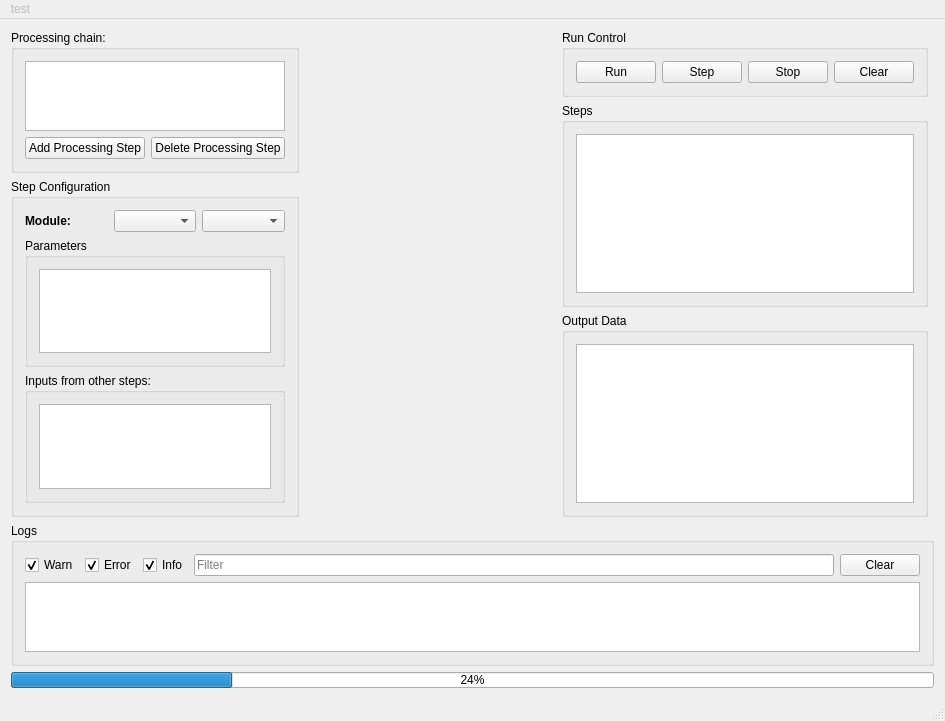
This is code/gui/mainwindow.ui in uipf/uipf as Qt 5 draws it before an edit. The edited form follows.
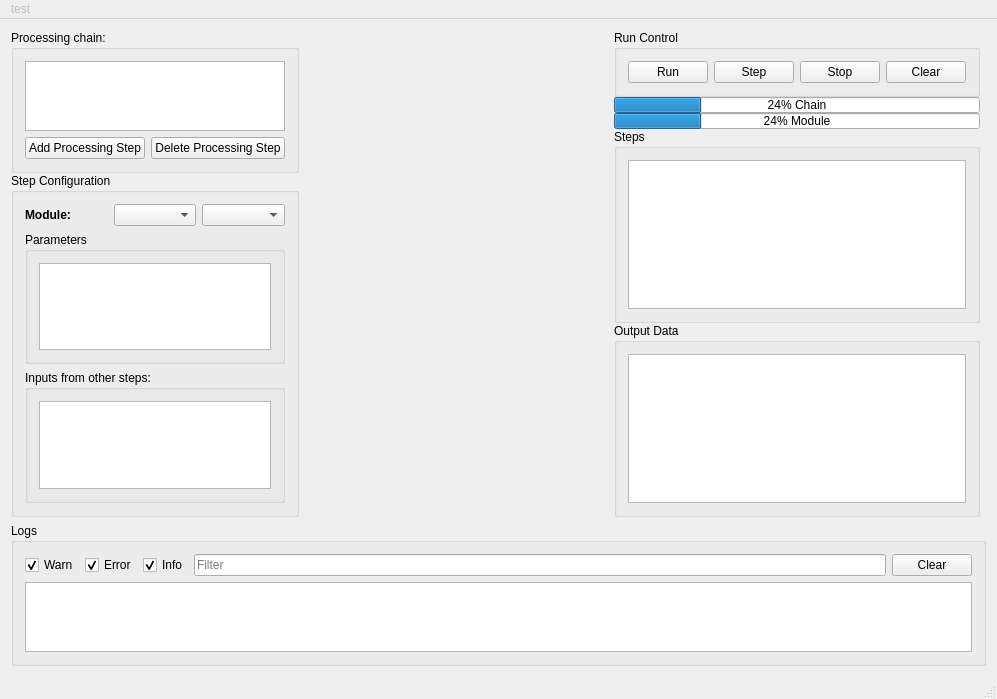
This is the edited form. Icons and pictures are not drawn.

Commit message: implement progress bar

What changed in the file:
```diff
--- a/code/gui/mainwindow.ui
+++ b/code/gui/mainwindow.ui
@@ -6,8 +6,8 @@
    <rect>
     <x>0</x>
     <y>0</y>
-    <width>945</width>
-    <height>721</height>
+    <width>997</width>
+    <height>699</height>
    </rect>
   </property>
   <property name="windowTitle">
@@ -94,25 +94,15 @@
       </layout>
      </widget>
     </item>
-    <item row="2" column="1" colspan="2">
-     <widget class="QProgressBar" name="progressBar">
-      <property name="sizePolicy">
-       <sizepolicy hsizetype="Expanding" vsizetype="Expanding">
-        <horstretch>0</horstretch>
-        <verstretch>0</verstretch>
-       </sizepolicy>
-      </property>
-      <property name="value">
-       <number>24</number>
-      </property>
-     </widget>
-    </item>
     <item row="0" column="1">
      <layout class="QVBoxLayout" name="verticalLayout">
       <item>
        <layout class="QHBoxLayout" name="horizontalLayout_3" stretch="1,4,1">
         <item>
          <layout class="QVBoxLayout" name="verticalLayoutLeft">
+          <property name="spacing">
+           <number>0</number>
+          </property>
           <item>
            <widget class="QGroupBox" name="groupBox">
             <property name="sizePolicy">
@@ -219,6 +209,9 @@
         </item>
         <item>
          <layout class="QVBoxLayout" name="verticalLayoutRight">
+          <property name="spacing">
+           <number>0</number>
+          </property>
           <item>
            <widget class="QGroupBox" name="groupBox_Run">
             <property name="minimumSize">
@@ -272,6 +265,47 @@
             </layout>
            </widget>
           </item>
+          <item>
+           <widget class="QProgressBar" name="progressBar">
+            <property name="sizePolicy">
+             <sizepolicy hsizetype="Expanding" vsizetype="Maximum">
+              <horstretch>0</horstretch>
+              <verstretch>0</verstretch>
+             </sizepolicy>
+            </property>
+            <property name="value">
+             <number>24</number>
+            </property>
+            <property name="format">
+             <string>%p% Chain</string>
+            </property>
+           </widget>
+          </item>
+          <item>
+           <widget class="QProgressBar" name="progressBarModule">
+            <property name="sizePolicy">
+             <sizepolicy hsizetype="Expanding" vsizetype="Maximum">
+              <horstretch>0</horstretch>
+              <verstretch>0</verstretch>
+             </sizepolicy>
+            </property>
+            <property name="value">
+             <number>24</number>
+            </property>
+            <property name="textVisible">
+             <bool>true</bool>
+            </property>
+            <property name="orientation">
+             <enum>Qt::Horizontal</enum>
+            </property>
+            <property name="invertedAppearance">
+             <bool>false</bool>
+            </property>
+            <property name="format">
+             <string>%p% Module</string>
+            </property>
+           </widget>
+          </item>
           <item>
            <widget class="QGroupBox" name="groupBox_6">
             <property name="title">
@@ -310,7 +344,7 @@
     <rect>
      <x>0</x>
      <y>0</y>
-     <width>945</width>
+     <width>997</width>
      <height>27</height>
     </rect>
    </property>
```
The commit also changes 16 other files.
